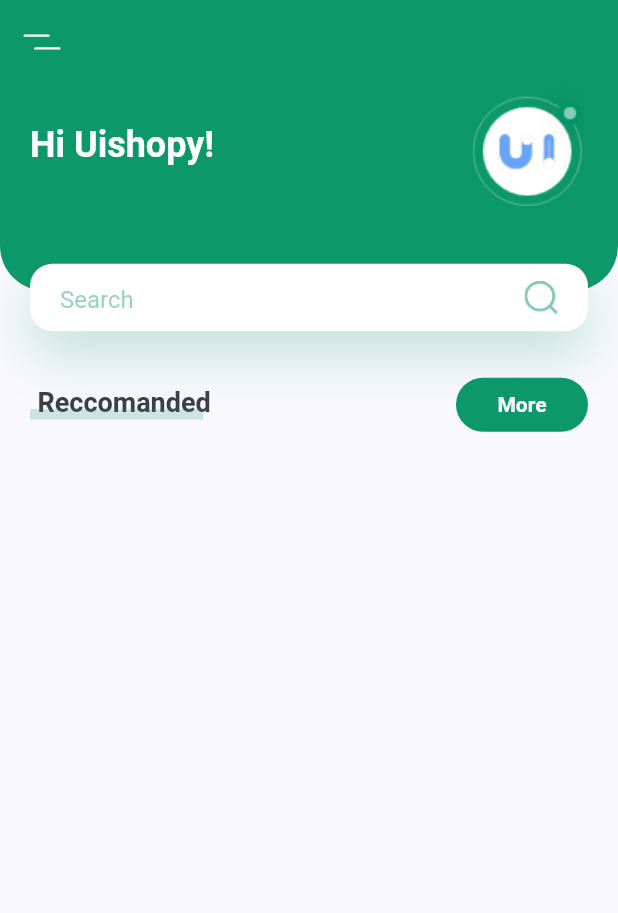
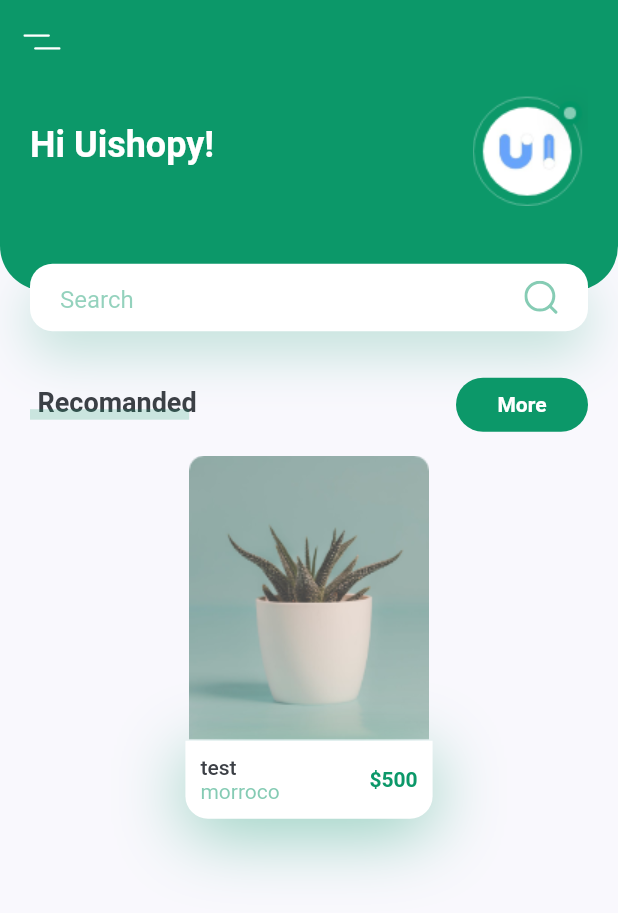
Before and after one commit to LaghroubiMohamed/Flutter-Plant-App-UI-, a Flutter app: the screen it shows after launch, on a phone screen of 412 x 824 dp. Shown: the top 913 px of the screen. Run offline on Flutter 3.47's test engine with Material 2 defaults, Android fonts, the phone set to English and light mode, and no system bars; our stand-ins replace flutter_svg.

Commit message:
finsh the model and the item

```diff
--- /dev/null
+++ b/lib/Models/recomanded_model.dart
@@ -0,0 +1,51 @@
+class Recomanded {
+  String image;
+  String country;
+  int price;
+  String plantName;
+  Recomanded({
+    this.image,
+    this.price,
+    this.plantName,
+    this.country,
+  });
+}
+
+final List<Recomanded> recomandedd = [
+  Recomanded(
+    country: 'Morocco',
+    image: 'assets/images/image_1.png',
+    plantName: 'Alwevera',
+    price: 200,
+  ),
+  Recomanded(
+    country: 'Morocco',
+    image: 'assets/images/image_2.png',
+    plantName: 'Alwevera',
+    price: 200,
+  ),
+  Recomanded(
+    country: 'Morocco',
+    image: 'assets/images/image_3.png',
+    plantName: 'Alwevera',
+    price: 200,
+  ),
+  Recomanded(
+    country: 'Morocco',
+    image: 'assets/images/image_1.png',
+    plantName: 'Alwevera',
+    price: 200,
+  ),
+  Recomanded(
+    country: 'Morocco',
+    image: 'assets/images/image_2.png',
+    plantName: 'Alwevera',
+    price: 200,
+  ),
+  Recomanded(
+    country: 'Morocco',
+    image: 'assets/images/image_3.png',
+    plantName: 'Alwevera',
+    price: 200,
+  ),
+];
--- a/lib/Screens/home/Components/home_body.dart
+++ b/lib/Screens/home/Components/home_body.dart
@@ -1,6 +1,6 @@
 import 'package:flutter/material.dart';
+import 'package:plant_app/Screens/home/Components/recomanded_list_items.dart';
 import 'package:plant_app/Screens/home/Components/row_with_text_and_botton.dart';
-
 import 'header_with_seach_box.dart';
 
 class HomeBody extends StatelessWidget {
@@ -13,9 +13,27 @@ class HomeBody extends StatelessWidget {
         children: [
           HeaderWithSearchBox(size: size),
           RowWithTextAndMoreBotton(
-            title: "Reccomanded",
+            title: "Recomanded",
             onMoreTapped: () {},
           ),
+          // Container(
+          //   height: size.height * 0.4,
+          //   color: Colors.yellow,
+          //   child: ListView.builder(
+          //     scrollDirection: Axis.horizontal,
+          //     itemCount: recomandedd.length,
+          //     itemBuilder: (context, index) {
+          //       return Container();
+          //     },
+          //   ),
+          // ),
+          RecomandedListItems(
+            size: size,
+            image: 'assets/images/image_1.png',
+            planName: 'test',
+            country: 'morroco',
+            price: 500,
+          )
         ],
       ),
     );
--- /dev/null
+++ b/lib/Screens/home/Components/recomanded_list_items.dart
@@ -0,0 +1,79 @@
+import 'package:flutter/material.dart';
+
+import '../../../constants.dart';
+
+class RecomandedListItems extends StatelessWidget {
+  const RecomandedListItems({
+    Key key,
+    @required this.size,
+    this.planName,
+    this.country,
+    this.price,
+    this.image,
+  }) : super(key: key);
+  final Size size;
+
+  final String planName;
+  final String image;
+  final String country;
+  final int price;
+  @override
+  Widget build(BuildContext context) {
+    return Container(
+      margin: EdgeInsets.only(
+          left: kDefaultPadding / 2,
+          right: kDefaultPadding / 2,
+          top: kDefaultPadding / 2),
+      width: size.width * 0.4,
+      child: Column(
+        children: [
+          Image.asset(
+            image,
+          ),
+          Container(
+            margin: EdgeInsets.only(
+              bottom: 15,
+            ),
+            padding: EdgeInsets.all(kDefaultPadding / 2),
+            decoration: BoxDecoration(
+              borderRadius: BorderRadius.only(
+                bottomLeft: Radius.circular(15),
+                bottomRight: Radius.circular(15),
+              ),
+              color: Colors.white,
+              boxShadow: [
+                BoxShadow(
+                  offset: Offset(0, 10),
+                  color: kPrimaryColor.withOpacity(0.43),
+                  blurRadius: 40,
+                ),
+              ],
+            ),
+            child: Row(
+              children: [
+                RichText(
+                  text: TextSpan(children: [
+                    TextSpan(
+                      text: '$planName\n',
+                      style: Theme.of(context).textTheme.button,
+                    ),
+                    TextSpan(
+                      text: country,
+                      style: TextStyle(color: kPrimaryColor.withOpacity(0.5)),
+                    ),
+                  ]),
+                ),
+                Spacer(),
+                Text(
+                  '\$$price',
+                  style: TextStyle(
+                      color: kPrimaryColor, fontWeight: FontWeight.bold),
+                ),
+              ],
+            ),
+          ),
+        ],
+      ),
+    );
+  }
+}
```
